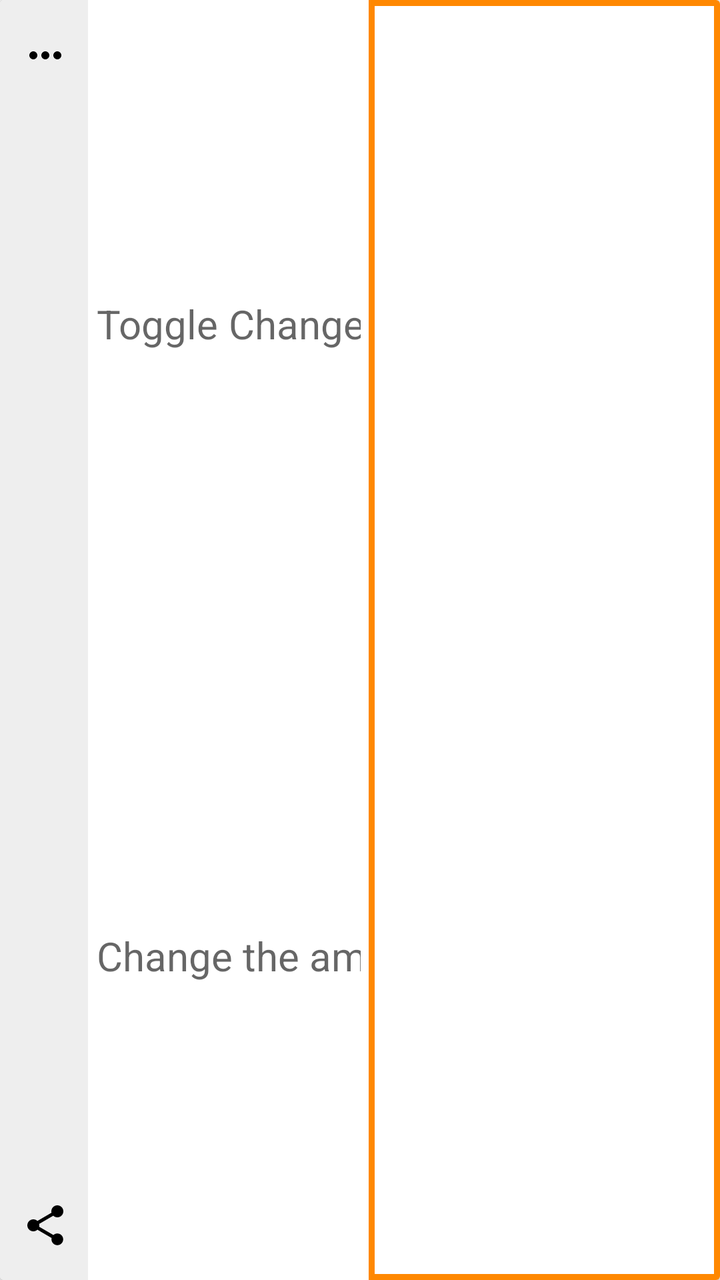
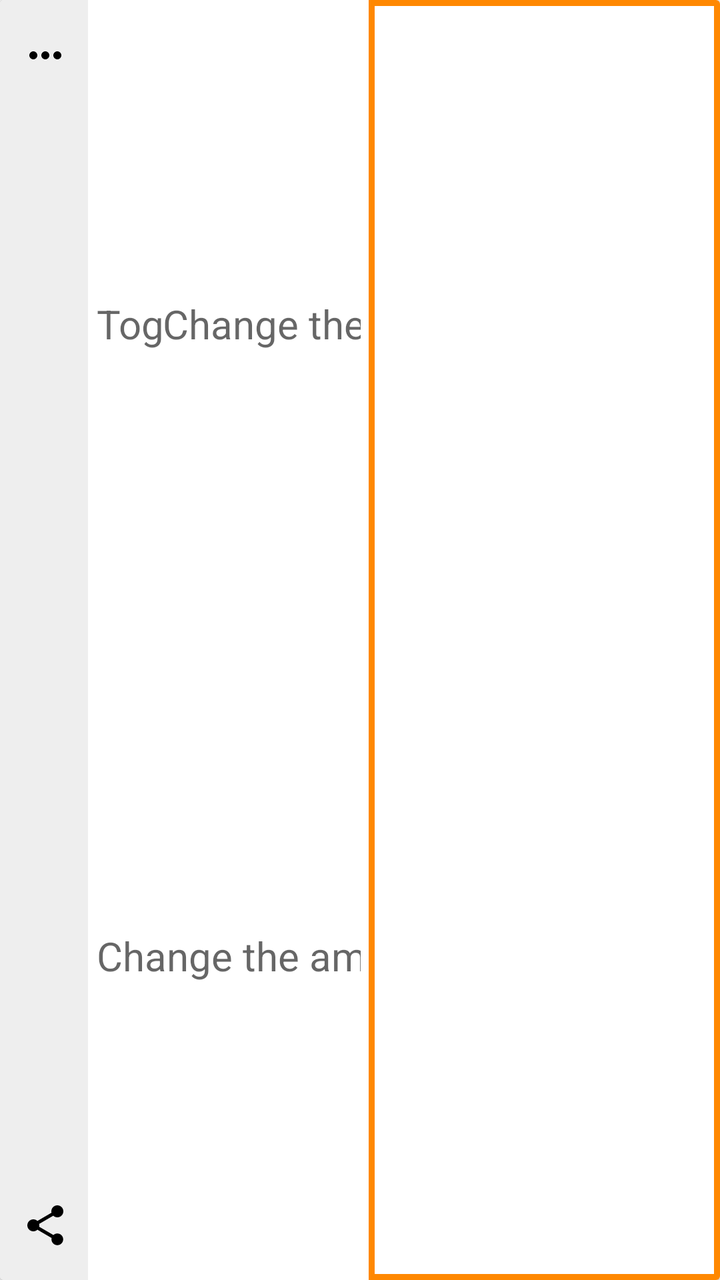

Screens rendered from an Android XML layout before and after an edit, with the pre-edit source and the edit as a unified diff.
<!-- AndroidManifest.xml: application theme AppTheme -->
<!-- res/layout/item_journal.xml -->
<?xml version="1.0" encoding="utf-8"?>
<androidx.cardview.widget.CardView
    xmlns:android="http://schemas.android.com/apk/res/android"
    android:id="@+id/record_item_view"
    android:layout_width="match_parent"
    android:layout_height="90dp"
    android:layout_marginLeft="8dp"
    android:layout_marginRight="8dp"
    android:layout_marginTop="4dp"
    android:layout_marginBottom="4dp">

    <LinearLayout
        android:layout_width="match_parent"
        android:layout_height="match_parent"
        android:orientation="horizontal"
        android:baselineAligned="false">

        <FrameLayout
            android:layout_width="44dp"
            android:layout_height="match_parent"
            android:paddingTop="15dp"
            android:paddingBottom="15dp"
            android:paddingStart="10dp"
            android:background="@color/colorChalk"
            android:orientation="vertical"
            android:clickable="true"
            android:focusable="true">

            <ImageButton
                android:id="@+id/record_contact_button"
                android:layout_width="25dp"
                android:layout_height="25dp"
                android:layout_gravity="top"
                android:background="@color/colorChalk"
                android:src="@drawable/ic_baseline_more_horiz_24px"
                android:contentDescription="@string/description_decrement_percentage_text"/>

            <ImageButton
                android:id="@+id/record_share_button"
                android:layout_width="25dp"
                android:layout_height="25dp"
                android:layout_gravity="bottom"
                android:background="@color/colorChalk"
                android:src="@drawable/ic_menu_share"
                android:contentDescription="@string/description_decrement_percentage_text"/>

        </FrameLayout>

        <LinearLayout
            android:id="@+id/record_stats_view"
            android:layout_width="0dp"
            android:layout_height="match_parent"
            android:layout_weight=".4"
            android:padding="4dp"
            android:orientation="vertical"
            android:gravity="end"
            android:clickable="true"
            android:focusable="true">

            <LinearLayout
                android:layout_width="match_parent"
                android:layout_height="0dp"
                android:layout_weight=".5"
                android:orientation="horizontal"
                android:layout_gravity="center"
                android:gravity="center">

                <TextView
                    android:id="@+id/record_type_text"
                    android:layout_width="0dp"
                    android:layout_height="match_parent"
                    android:layout_weight=".5"
                    android:background="#fff"
                    android:textSize="@dimen/text_size_paragraph_title"
                    android:textColor="#000"
                    android:gravity="center"
                    android:inputType="numberDecimal"
                    android:imeOptions="actionDone"
                    android:importantForAutofill="no"
                    android:hint="Toggle the type of this record"/>

                <TextView
                    android:id="@+id/record_time_text"
                    android:layout_width="0dp"
                    android:layout_height="match_parent"
                    android:layout_weight=".5"
                    android:background="#fff"
                    android:textSize="@dimen/text_size_paragraph_title"
                    android:textColor="#000"
                    android:gravity="center"
                    android:inputType="numberDecimal"
                    android:imeOptions="actionDone"
                    android:importantForAutofill="no"
                    android:hint="Change the date of this record"/>

            </LinearLayout>

            <EditText
                android:id="@+id/record_amount_text"
                android:layout_width="match_parent"
                android:layout_height="0dp"
                android:layout_weight=".5"
                android:layout_gravity="center"
                android:background="#fff"
                android:textSize="@dimen/text_size_paragraph_title"
                android:gravity="center"
                android:inputType="numberDecimal"
                android:imeOptions="actionDone"
                android:importantForAutofill="no"
                android:hint="Change the amount of this record"/>

        </LinearLayout>

        <FrameLayout
            android:id="@+id/record_text_view"
            android:layout_width="0dp"
            android:layout_height="match_parent"
            android:layout_weight=".5"
            android:padding="3dp"
            android:background="@color/colorHeat">

            <LinearLayout xmlns:android="http://schemas.android.com/apk/res/android"
                android:layout_width="match_parent"
                android:layout_height="match_parent"
                android:padding="2dp"
                android:background="#fff"
                android:orientation="vertical"
                android:layout_gravity="start|center_vertical">

                <LinearLayout
                    android:layout_width="match_parent"
                    android:layout_height="0dp"
                    android:layout_weight=".7">

                    <TextView
                        android:id="@+id/record_primary"
                        android:layout_width="0dp"
                        android:layout_height="match_parent"
                        android:layout_weight=".9"
                        android:layout_margin="4dp"
                        android:textSize="@dimen/text_size_paragraph_title"
                        android:textAppearance="?attr/textAppearanceListItem" />

                    <CheckBox
                        android:id="@+id/record_type"
                        android:layout_width="5dp"
                        android:layout_height="5dp"
                        android:layout_margin="2dp"
                        android:checked="false" />

                </LinearLayout>

                <TextView
                    android:id="@+id/record_secondary"
                    android:layout_width="wrap_content"
                    android:layout_height="0dp"
                    android:layout_weight=".3"
                    android:layout_marginStart="4dp"
                    android:textSize="@dimen/text_size_paragraph"
                    android:textAppearance="?attr/textAppearanceListItem" />

            </LinearLayout>

        </FrameLayout>

    </LinearLayout>

</androidx.cardview.widget.CardView>
<!-- resources referenced by this layout -->
<resources>
  <color name="colorChalk">#EEE</color>
  <color name="colorHeat">#FF8800</color>
  <dimen name="text_size_paragraph">16sp</dimen>
  <dimen name="text_size_paragraph_title">20sp</dimen>
  <!-- drawable ic_baseline_more_horiz_24px (drawable) -->
  <vector xmlns:android="http://schemas.android.com/apk/res/android"
      android:width="24dp"
      android:height="24dp"
      android:viewportWidth="24"
      android:viewportHeight="24">
    <path
        android:fillColor="#FF000000"
        android:pathData="M6,10c-1.1,0 -2,0.9 -2,2s0.9,2 2,2 2,-0.9 2,-2 -0.9,-2 -2,-2zM18,10c-1.1,0 -2,0.9 -2,2s0.9,2 2,2 2,-0.9 2,-2 -0.9,-2 -2,-2zM12,10c-1.1,0 -2,0.9 -2,2s0.9,2 2,2 2,-0.9 2,-2 -0.9,-2 -2,-2z"/>
  </vector>
  <!-- drawable ic_menu_share (drawable-v21) -->
  <vector xmlns:android="http://schemas.android.com/apk/res/android"
      android:width="24dp"
      android:height="24dp"
      android:viewportHeight="24.0"
      android:viewportWidth="24.0">
      <path
          android:fillColor="#FF000000"
          android:pathData="M18,16.08c-0.76,0 -1.44,0.3 -1.96,0.77L8.91,12.7c0.05,-0.23 0.09,-0.46 0.09,-0.7s-0.04,-0.47 -0.09,-0.7l7.05,-4.11c0.54,0.5 1.25,0.81 2.04,0.81 1.66,0 3,-1.34 3,-3s-1.34,-3 -3,-3 -3,1.34 -3,3c0,0.24 0.04,0.47 0.09,0.7L8.04,9.81C7.5,9.31 6.79,9 6,9c-1.66,0 -3,1.34 -3,3s1.34,3 3,3c0.79,0 1.5,-0.31 2.04,-0.81l7.12,4.16c-0.05,0.21 -0.08,0.43 -0.08,0.65 0,1.61 1.31,2.92 2.92,2.92 1.61,0 2.92,-1.31 2.92,-2.92s-1.31,-2.92 -2.92,-2.92z" />
  </vector>
  <string name="description_decrement_percentage_text">Press this button to decrease the percentage of your total donation amount to be allocated to this charity on each converted smile or stride</string>
  <style name="AppTheme" parent="Theme.AppCompat.Light.DarkActionBar">
          <item name="colorPrimary">@color/colorPrimary</item>
          <item name="colorPrimaryDark">@color/colorPrimaryDark</item>
          <item name="colorAccent">@color/colorAccent</item>
          <item name="popupMenuStyle">@style/AppTheme.PopupOverlay</item>
      </style>
  <color name="colorPrimary">#00B0FF</color>
  <color name="colorPrimaryDark">#0081CB</color>
  <color name="colorAccent">#F7BA28</color>
  <style name="AppTheme.PopupOverlay" parent="@android:style/Widget.PopupMenu">
          <item name="android:background">@color/colorPrimary</item>
      </style>
</resources>

<!-- the commit's change to res/layout/item_journal.xml (unified diff, before → after) -->
@@ -69,7 +69,7 @@
                     android:id="@+id/record_type_text"
                     android:layout_width="0dp"
                     android:layout_height="match_parent"
-                    android:layout_weight=".5"
+                    android:layout_weight=".25"
                     android:background="#fff"
                     android:textSize="@dimen/text_size_paragraph_title"
                     android:textColor="#000"
@@ -83,7 +83,7 @@
                     android:id="@+id/record_time_text"
                     android:layout_width="0dp"
                     android:layout_height="match_parent"
-                    android:layout_weight=".5"
+                    android:layout_weight=".75"
                     android:background="#fff"
                     android:textSize="@dimen/text_size_paragraph_title"
                     android:textColor="#000"
